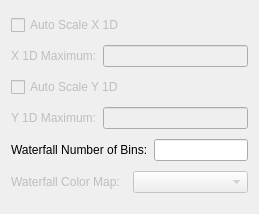
Qt form forms/psd_plots_config.ui (lsst-sitcom/spot_motion_monitor) before a commit.
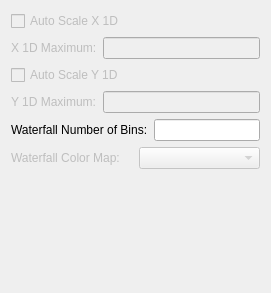
The same form after that commit.

Commit message: Reworked centroid plot configuration.

```diff
--- a/forms/psd_plots_config.ui
+++ b/forms/psd_plots_config.ui
@@ -6,15 +6,15 @@
    <rect>
     <x>0</x>
     <y>0</y>
-    <width>259</width>
-    <height>214</height>
+    <width>271</width>
+    <height>293</height>
    </rect>
   </property>
   <property name="windowTitle">
    <string>Form</string>
   </property>
-  <layout class="QGridLayout" name="gridLayout">
-   <item row="0" column="0">
+  <layout class="QVBoxLayout" name="verticalLayout">
+   <item>
     <widget class="QCheckBox" name="autoScaleX1dCheckBox">
      <property name="enabled">
       <bool>false</bool>
@@ -24,7 +24,7 @@
      </property>
     </widget>
    </item>
-   <item row="1" column="0">
+   <item>
     <layout class="QHBoxLayout" name="horizontalLayout">
      <item>
       <widget class="QLabel" name="x1dMaximumLabel">
@@ -45,7 +45,7 @@
      </item>
     </layout>
    </item>
-   <item row="2" column="0">
+   <item>
     <widget class="QCheckBox" name="autoScaleY1dCheckBox">
      <property name="enabled">
       <bool>false</bool>
@@ -55,7 +55,7 @@
      </property>
     </widget>
    </item>
-   <item row="3" column="0">
+   <item>
     <layout class="QHBoxLayout" name="horizontalLayout_2">
      <item>
       <widget class="QLabel" name="y1dMaximumLabel">
@@ -76,7 +76,7 @@
      </item>
     </layout>
    </item>
-   <item row="4" column="0">
+   <item>
     <layout class="QHBoxLayout" name="horizontalLayout_3">
      <item>
       <widget class="QLabel" name="waterfallNumBinsLabel">
@@ -93,7 +93,7 @@
      </item>
     </layout>
    </item>
-   <item row="5" column="0">
+   <item>
     <layout class="QHBoxLayout" name="horizontalLayout_4">
      <item>
       <widget class="QLabel" name="waterfallColorMapLabel">
@@ -114,6 +114,19 @@
      </item>
     </layout>
    </item>
+   <item>
+    <spacer name="verticalSpacer">
+     <property name="orientation">
+      <enum>Qt::Vertical</enum>
+     </property>
+     <property name="sizeHint" stdset="0">
+      <size>
+       <width>20</width>
+       <height>85</height>
+      </size>
+     </property>
+    </spacer>
+   </item>
   </layout>
  </widget>
  <resources/>
```
The commit also changes 8 other files.
